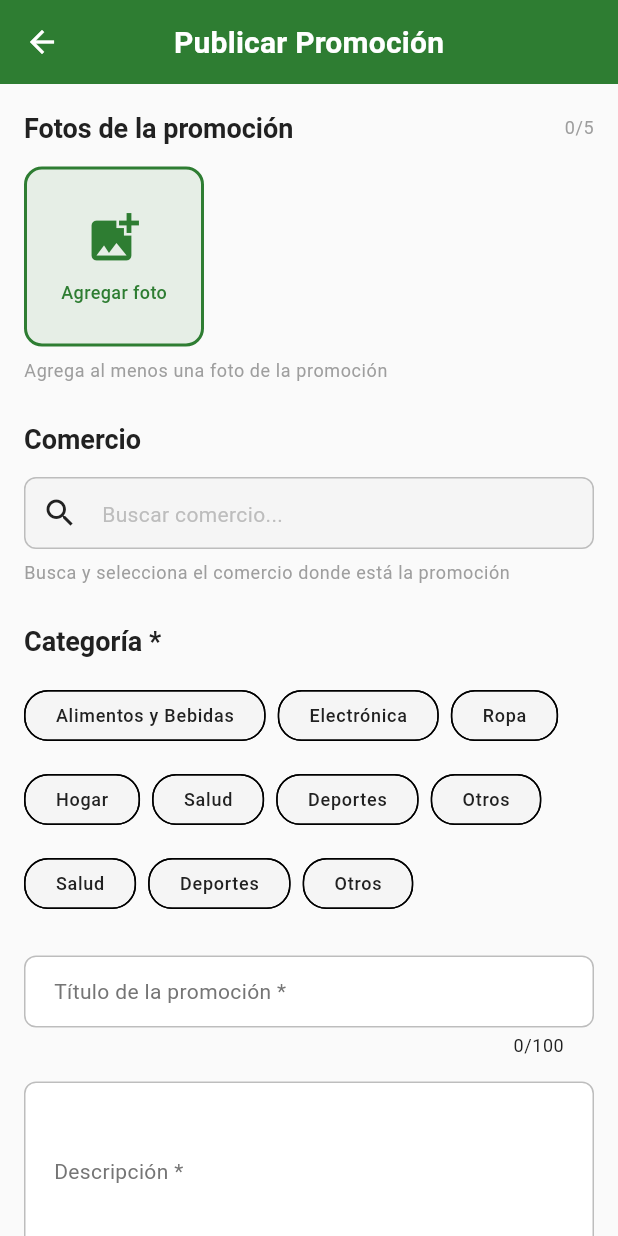
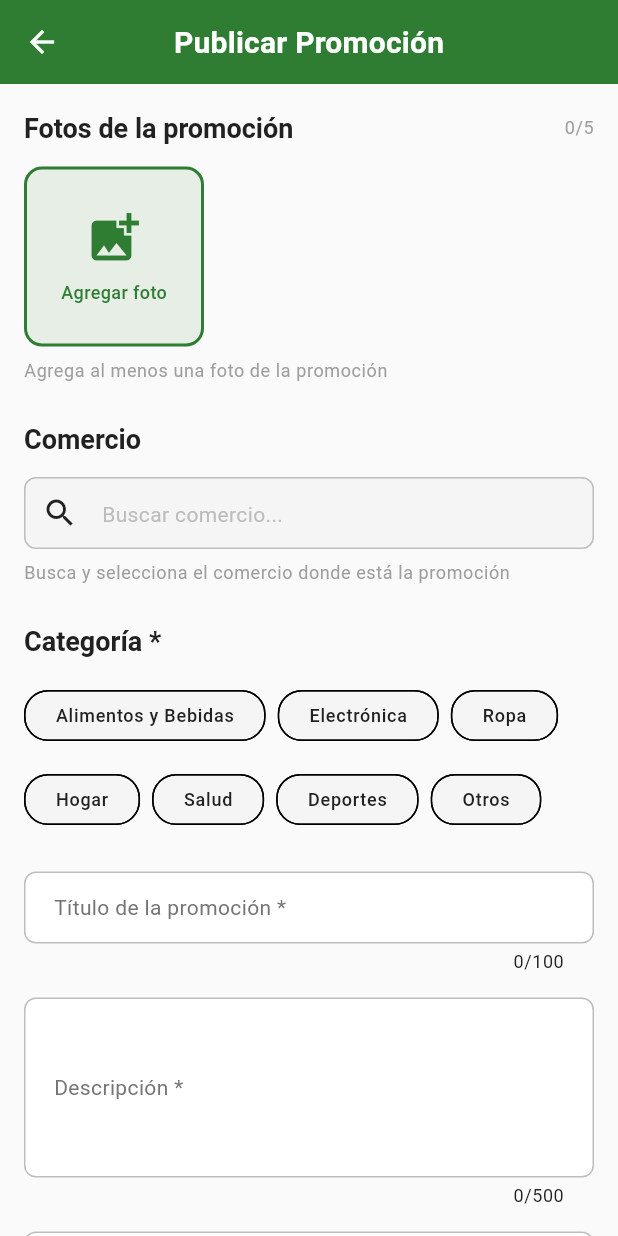
Before and after one commit to FlechaVerdeY2K/OptiGasto, a Flutter app: the _PublishPromotionView screen opened directly, on a phone screen of 412 x 824 dp. Run offline on Flutter 3.47's test engine with Material 3 defaults, Android fonts, the phone set to English and light mode, and no system bars; our stand-ins replace dartz, dio, equatable, firebase_core, firebase_messaging, flutter_bloc and 14 more; missing offline and left inert: flutter_polyline_points; accounts and stored records are empty; network calls fail.

Commit message:
fix(promotions): remove duplicate category entries in publish form

```diff
--- a/lib/features/promotions/presentation/pages/publish_promotion_page.dart
+++ b/lib/features/promotions/presentation/pages/publish_promotion_page.dart
@@ -43,9 +43,6 @@ class _PublishPromotionViewState extends State<_PublishPromotionView> {
     'Electrónica',
     'Ropa',
     'Hogar',
-    'Salud',
-    'Deportes',
-    'Otros',
     'Salud',
     'Deportes',
     'Otros',
```
